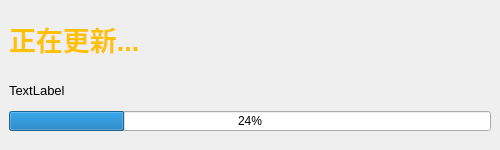
Above: resources/ui/UI_UpdatingWindow.ui from Chr0nixz/Closure before the change. Below: the same form after it.
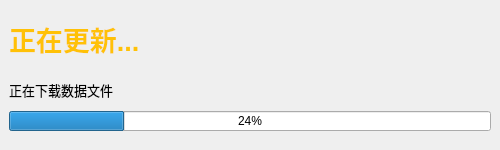
That is the form after the change.

Patch:
```diff
--- a/resources/ui/UI_UpdatingWindow.ui
+++ b/resources/ui/UI_UpdatingWindow.ui
@@ -48,7 +48,7 @@
          </font>
         </property>
         <property name="text">
-         <string>TextLabel</string>
+         <string>正在下载数据文件</string>
         </property>
        </widget>
       </item>
```
